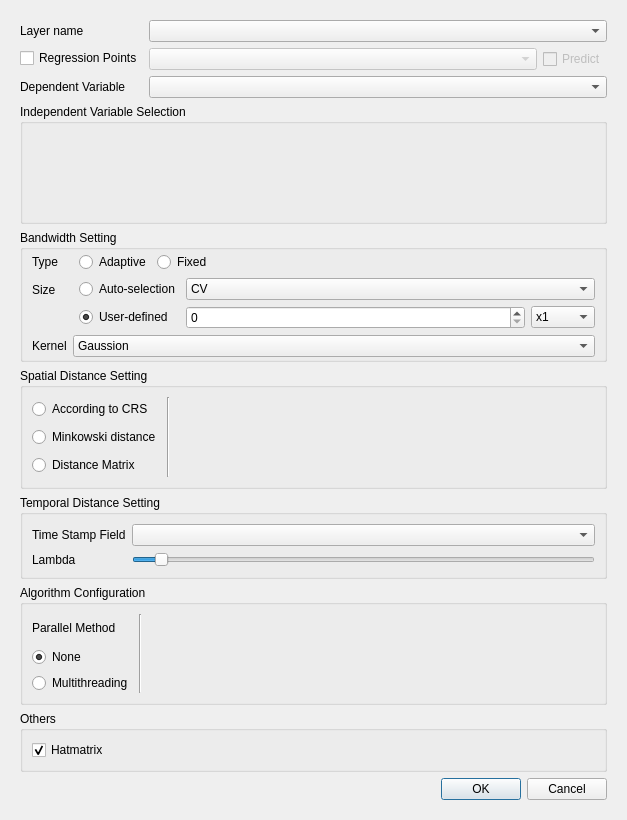
GWmodel-Lab/GWmodelS, file gwmgtwroptionsdialog.ui: the form before one commit.
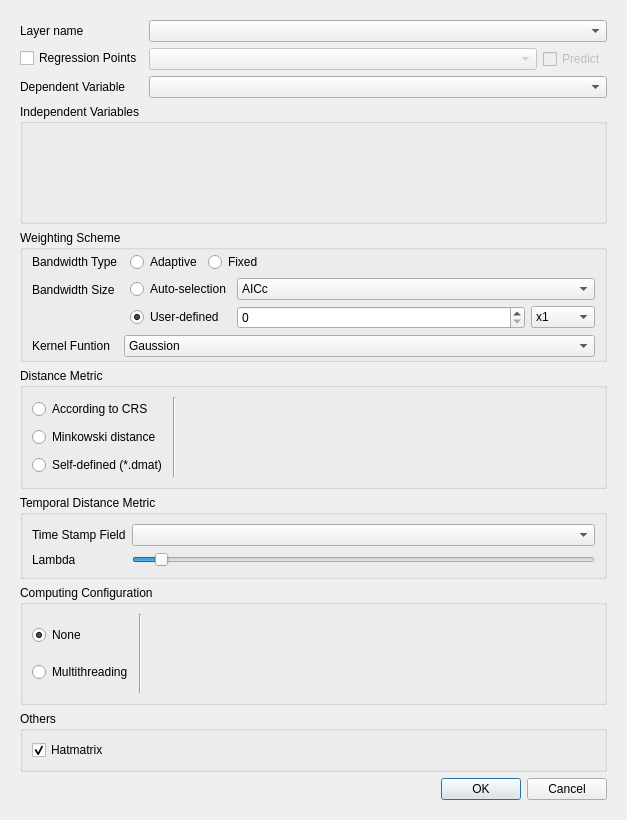
The form after the commit. Custom widgets are drawn as their Qt base class.

Diff of the .ui file:
```diff
--- a/gwmgtwroptionsdialog.ui
+++ b/gwmgtwroptionsdialog.ui
@@ -99,7 +99,7 @@
        <item>
         <widget class="QGroupBox" name="groupBox">
          <property name="title">
-          <string>Independent Variable Selection</string>
+          <string>Independent Variables</string>
          </property>
          <layout class="QVBoxLayout" name="verticalLayout_4" stretch="1">
           <item>
@@ -117,7 +117,7 @@
           </sizepolicy>
          </property>
          <property name="title">
-          <string>Bandwidth Setting</string>
+          <string>Weighting Scheme</string>
          </property>
          <layout class="QFormLayout" name="formLayout">
           <property name="horizontalSpacing">
@@ -135,7 +135,7 @@
           <item row="0" column="0">
            <widget class="QLabel" name="label_2">
             <property name="text">
-             <string>Type</string>
+             <string>Bandwidth Type</string>
             </property>
            </widget>
           </item>
@@ -197,7 +197,7 @@
              </sizepolicy>
             </property>
             <property name="text">
-             <string>Size</string>
+             <string>Bandwidth Size</string>
             </property>
             <property name="alignment">
              <set>Qt::AlignLeading|Qt::AlignLeft|Qt::AlignVCenter</set>
@@ -347,6 +347,9 @@
             </item>
             <item row="0" column="1">
              <widget class="QComboBox" name="mBwSizeAutomaticApprochCombo">
+              <property name="currentIndex">
+               <number>1</number>
+              </property>
               <item>
                <property name="text">
                 <string>CV</string>
@@ -364,7 +367,7 @@
           <item row="2" column="0">
            <widget class="QLabel" name="label_13">
             <property name="text">
-             <string>Kernel</string>
+             <string>Kernel Funtion</string>
             </property>
            </widget>
           </item>
@@ -409,7 +412,7 @@
           </sizepolicy>
          </property>
          <property name="title">
-          <string>Spatial Distance Setting</string>
+          <string>Distance Metric</string>
          </property>
          <layout class="QHBoxLayout" name="horizontalLayout_2">
           <item>
@@ -431,7 +434,7 @@
             <item>
              <widget class="QRadioButton" name="mDistTypeDmatRadio">
               <property name="text">
-               <string>Distance Matrix</string>
+               <string>Self-defined (*.dmat)</string>
               </property>
              </widget>
             </item>
@@ -570,7 +573,7 @@
        <item>
         <widget class="QGroupBox" name="groupBox_5">
          <property name="title">
-          <string>Temporal Distance Setting</string>
+          <string>Temporal Distance Metric</string>
          </property>
          <layout class="QFormLayout" name="formLayout_8">
           <item row="0" column="0">
@@ -618,18 +621,11 @@
           </sizepolicy>
          </property>
          <property name="title">
-          <string>Algorithm Configuration</string>
+          <string>Computing Configuration</string>
          </property>
          <layout class="QHBoxLayout" name="horizontalLayout_3">
           <item>
            <layout class="QVBoxLayout" name="verticalLayout_5">
-            <item>
-             <widget class="QLabel" name="label_7">
-              <property name="text">
-               <string>Parallel Method</string>
-              </property>
-             </widget>
-            </item>
             <item>
              <widget class="QRadioButton" name="mCalcParallelNoneRadio">
               <property name="sizePolicy">
```
Left out of the diff: 2 changed lines with no effect on the pictures.
